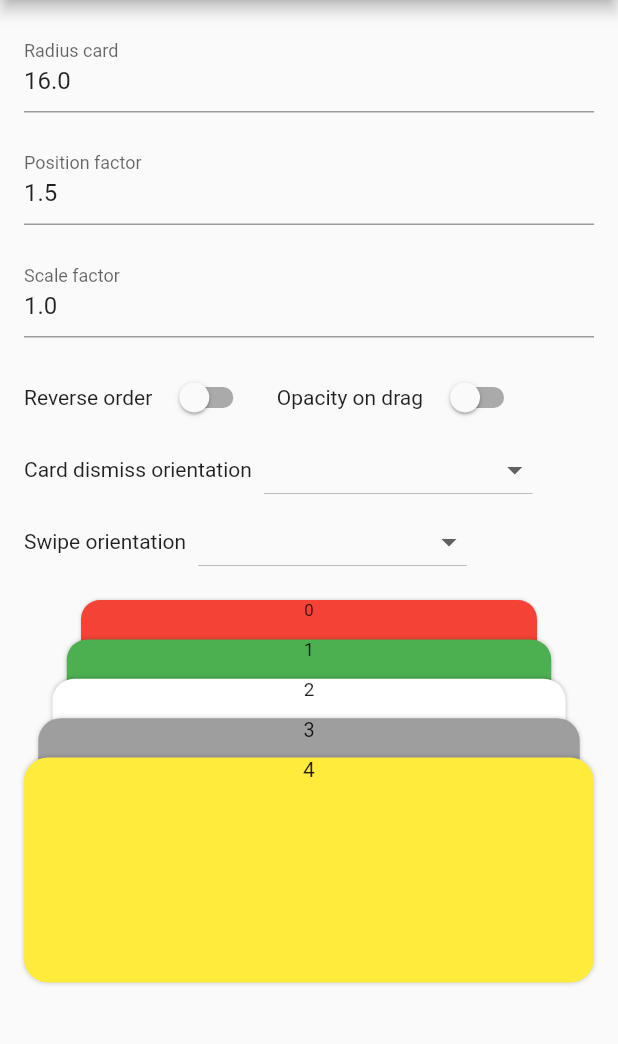
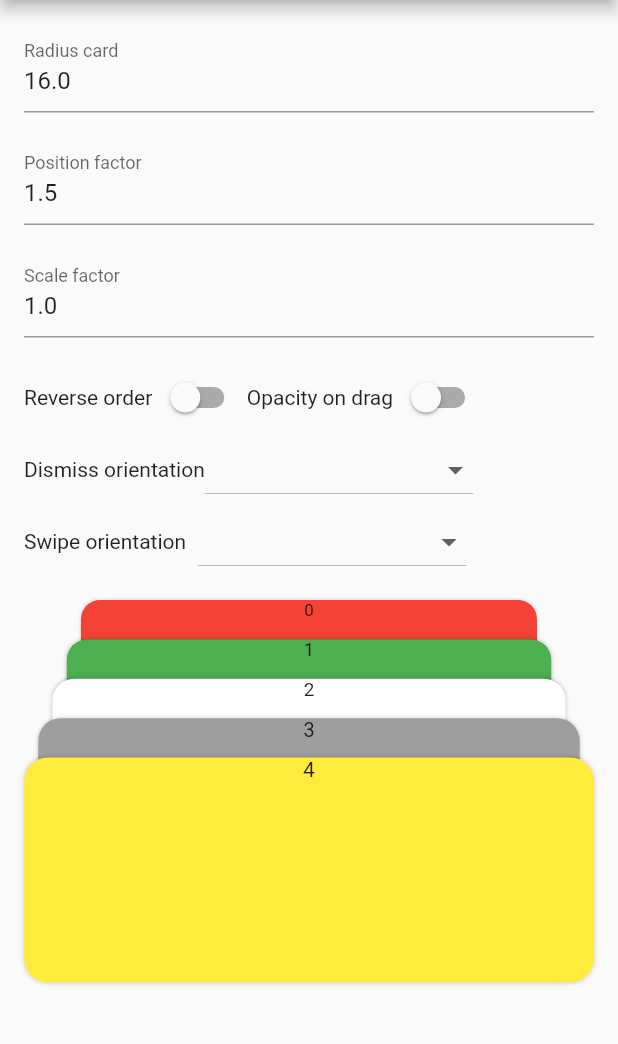
Before and after one commit to federicoviceconti/card_stack_widget, a Flutter app: the CardChangeWidget screen opened directly, on a phone screen of 412 x 824 dp, the part 84-1128 px from its top. Run offline on Flutter 3.47's test engine with Material 2 defaults, Android fonts, the phone set to English and light mode, and no system bars.

Commit message:
fix example and migrate android

```diff
--- a/example/lib/example/card_change_widget.dart
+++ b/example/lib/example/card_change_widget.dart
@@ -95,7 +95,7 @@ class _CardChangeWidgetState extends State<CardChangeWidget> {
               Row(
                 children: [
                   const Text('Reverse order'),
-                  const SizedBox(width: 8),
+                  const SizedBox(width: 2),
                   Switch.adaptive(
                     value: _reverseOrder,
                     onChanged: (value) {
@@ -104,9 +104,9 @@ class _CardChangeWidgetState extends State<CardChangeWidget> {
                       });
                     },
                   ),
-                  const SizedBox(width: 16),
+                  const SizedBox(width: 2),
                   const Text('Opacity on drag'),
-                  const SizedBox(width: 8),
+                  const SizedBox(width: 2),
                   Switch.adaptive(
                     value: _opacityChangeOnDrag,
                     onChanged: (value) {
@@ -120,9 +120,8 @@ class _CardChangeWidgetState extends State<CardChangeWidget> {
               Row(
                 children: [
                   const Text(
-                    'Card dismiss orientation',
+                    'Dismiss orientation',
                   ),
-                  const SizedBox(width: 8),
                   DropdownButton<CardOrientation>(
                     items: CardOrientation.values
                         .map(
```
Also changed, not shown: 2 other files.
